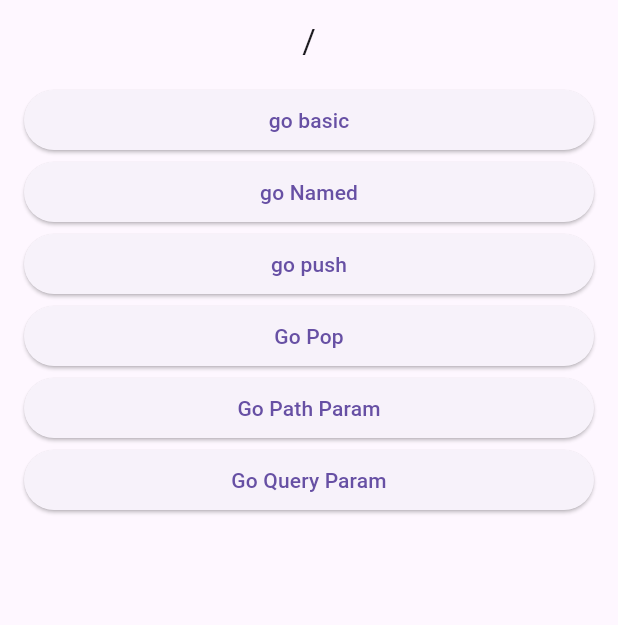
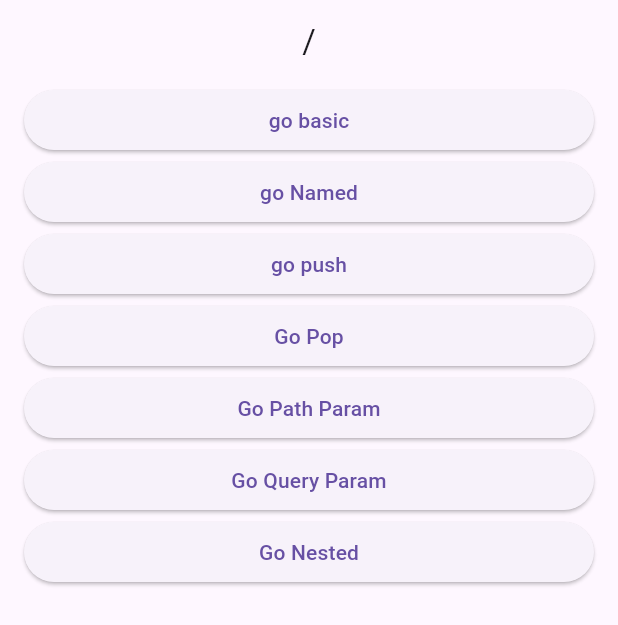
Before and after one commit to labyrinth30/flutter-go-router, a Flutter app: the screen it shows after launch, on a phone screen of 412 x 824 dp. Shown: the top 625 px of the screen. Run offline on Flutter 3.47's test engine with Material 3 defaults, Android fonts, the phone set to English and light mode, and no system bars; our stand-ins replace go_router.

Commit message:
ShellRoute

```diff
--- a/lib/route/router.dart
+++ b/lib/route/router.dart
@@ -5,6 +5,8 @@ import 'package:flutter_go_router/screens/4_pop_base_screen.dart';
 import 'package:flutter_go_router/screens/5_pop_return_screen.dart';
 import 'package:flutter_go_router/screens/6_path_param_screen.dart';
 import 'package:flutter_go_router/screens/7_query_param_screen.dart';
+import 'package:flutter_go_router/screens/8_nested_child_screen.dart';
+import 'package:flutter_go_router/screens/8_nested_screen.dart';
 import 'package:flutter_go_router/screens/root_screen.dart';
 import 'package:go_router/go_router.dart';
 
@@ -65,6 +67,35 @@ final router = GoRouter(
           path: 'query_param',
           builder: (context, state) => const QueryParameterScreen(),
         ),
+        // builder는 routes를 감싸게 되는 위젯
+        // routes에도 GoRoute를 넣어줄 수 있음
+        // GoRoute의 builder에서 반환해주는 값을 child에서 입력받음
+        ShellRoute(
+          routes: [
+            // ShellRoute는 path가 없기 때문에 /nested/a가 path임
+            GoRoute(
+              path: 'nested/a',
+              builder: (_, state) => const NestedChildScreen(
+                routeName: '/nested/a',
+              ),
+            ),
+            GoRoute(
+              path: 'nested/b',
+              builder: (_, state) => const NestedChildScreen(
+                routeName: '/nested/b',
+              ),
+            ),
+            GoRoute(
+              path: 'nested/c',
+              builder: (_, state) => const NestedChildScreen(
+                routeName: '/nested/c',
+              ),
+            ),
+          ],
+          builder: (context, state, child) => NestedScreen(
+            child: child,
+          ),
+        ),
       ],
     ),
   ],
--- a/lib/screens/root_screen.dart
+++ b/lib/screens/root_screen.dart
@@ -45,6 +45,10 @@ class RootScreen extends StatelessWidget {
             // goNamed는 GoRoute의 name을 기준으로 라우팅함
             onPressed: () => context.go('/query_param'),
           ),
+          CustomButton(
+            text: 'Go Nested',
+            onPressed: () => context.go('/nested/a'),
+          ),
         ],
       ),
     );
```
Also changed, not shown: lib/screens/8_nested_child_screen.dart (added, +18 -0 lines), lib/screens/8_nested_screen.dart (added, +59 -0 lines).
